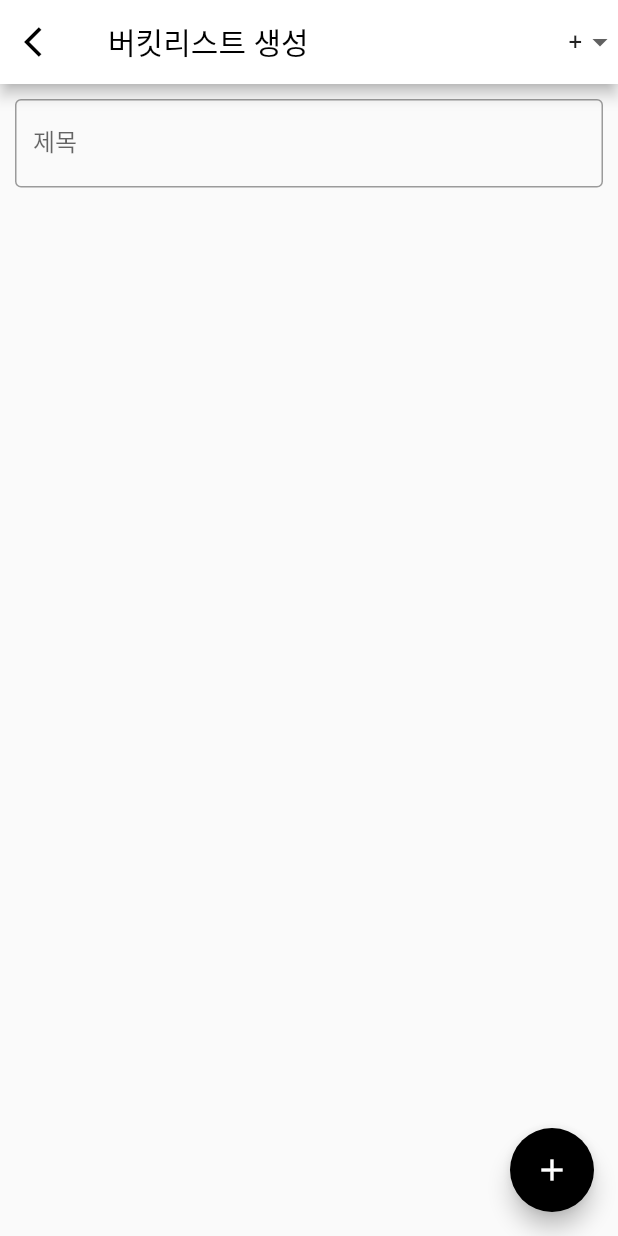
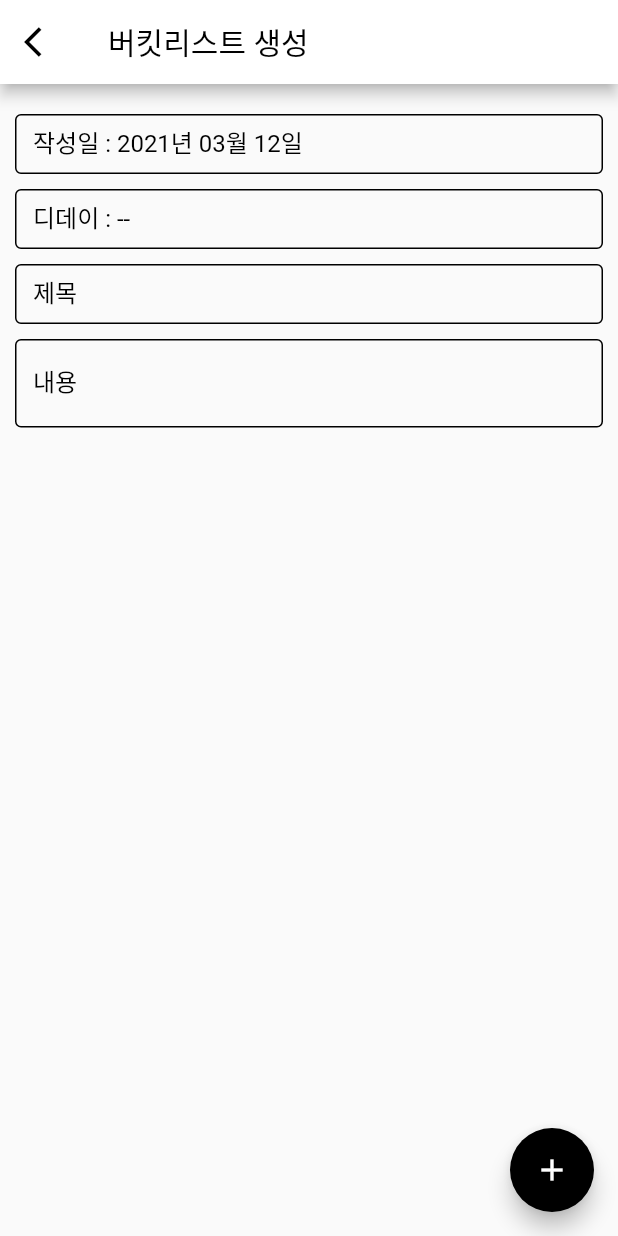
Before and after one commit to Acver14/bucket_list, a Flutter app: the AddBucketListPage screen opened directly, on a phone screen of 412 x 824 dp. Run offline on Flutter 3.47's test engine with Material 2 defaults, Android fonts, the phone set to English and light mode, and no system bars; our stand-ins replace firebase_auth, flutter_datetime_picker, google_sign_in, image_picker, logger, shared_preferences and 1 more; missing offline and left inert: flutter_auth_buttons, popup_box; accounts and stored records are empty.

Commit message:
2021/03/12

```diff
--- a/lib/addBucketListPage.dart
+++ b/lib/addBucketListPage.dart
@@ -3,10 +3,9 @@ import 'package:flutter/material.dart';
 import 'constantClass/sizeConstant.dart';
 import 'dataClass/bucketDataClass.dart';
 import 'dataClass/categoryDataClass.dart';
-import 'method/manageImage.dart';
-import 'widgetClass/imageCardList.dart';
-import 'method/popupMenu.dart';
 import 'method/printLog.dart';
+import 'package:intl/intl.dart';
+import 'package:flutter_datetime_picker/flutter_datetime_picker.dart';
 
 class AddBucketListPage extends StatefulWidget {
   AddBucketListPage({Key key, this.title}) : super(key: key);
@@ -26,10 +25,20 @@ class AddBucketListPageState extends State<AddBucketListPage> {
   TextEditingController _importanceCon = new TextEditingController();
 
   var imageMap;
+  var width_of_display;
+  var date_format = DateFormat('yyyy년 MM월 dd일');
+  var box_height = 40.0;
+  var dday = null;
+
+  @override
+  void initState() {
+    // TODO: implement initState
+    super.initState();
+  }
 
   @override
   Widget build(BuildContext context) {
-    printLog(categoryData.toString());
+    width_of_display = getDisplayWidth(context);
     return Scaffold(
       appBar: new AppBar(
         backgroundColor: Colors.white,
@@ -38,42 +47,122 @@ class AddBucketListPageState extends State<AddBucketListPage> {
           style: TextStyle(color: Colors.black),
         ),
         leading: new IconButton(icon: new Icon(Icons.arrow_back_ios, color: Colors.black,), onPressed: ()=>Navigator.pop(context)),
-        actions: [
-          DropdownButtonHideUnderline(
-          child: DropdownButton(
-              value: categoryData.selected,
-              items: categoryData.getCategoryDropDownMenuItemList(),
-              onChanged: (value) async {
-                if(value == 0){
-                  String new_category = await popupTextField(context);
-                  value = categoryData.getIndex(categoryData.addCategory(new_category));
-                }
-                setState(() {
-                  categoryData.selected = value;
-                });
-              }),
-          )
-        ],
       ),
-      body: Container(
+      body: Wrap(
+        children: [
+          Container(
             margin: EdgeInsets.fromLTRB(10.0, 10.0, 10.0, 0.0),
             child:Column(
               children: [
+                Padding(
+                  padding: EdgeInsets.fromLTRB(0, 10, 0, 10),
+                  child: Container(
+                      width: width_of_display,
+                      height: box_height,
+                      child: TextField(
+                        controller: null,
+                        enabled: false,
+                        decoration: InputDecoration(
+                            disabledBorder: OutlineInputBorder(
+                                borderSide: BorderSide(color: Colors.black)
+                            ),
+                            labelStyle: TextStyle(
+                                color: Colors.black
+                            ),
+                            border: OutlineInputBorder(
+                                borderSide: BorderSide(color: Colors.black)
+                            ),
+                            labelText: '작성일 : ${date_format.format(bucketData.getStartDate())}'
+                        ),
+                        cursorColor: Colors.black,
+                      )
+                  ),
+                ),
                 Container(
-              width: getDisplayWidth(context),
+                    width: width_of_display,
+                    height: box_height,
+                    child: FlatButton(
+                      onPressed: () async {
+                        await DatePicker.showDatePicker(context,
+                            showTitleActions: true,
+                            minTime: DateTime.now().add(Duration(days:1)),
+                            maxTime: DateTime.now().add(Duration(days: 3650)),
+                            onConfirm: (date) {
+                              dday = date;
+                            },
+                            currentTime: dday==null?DateTime.now():dday, locale: LocaleType.ko);
+                        setState(() {});
+                      },
+                      padding: EdgeInsets.all(0.0),
+                      child: TextField(
+                        controller: null,
+                        enabled: false,
+                        decoration: InputDecoration(
+                            disabledBorder: OutlineInputBorder(
+                                borderSide: BorderSide(color: Colors.black)
+                            ),
+                            labelStyle: TextStyle(
+                                color: Colors.black
+                            ),
+                            border: OutlineInputBorder(
+                                borderSide: BorderSide(color: Colors.black)
+                            ),
+                            labelText: '디데이 : ${dday==null?'--':date_format.format(dday)}'
+                        ),
+                        cursorColor: Colors.black,
+                      ),
+                    )
+                ),
+                SizedBox(height: 10,),
+                Container(
+                    width: width_of_display,
+                    height: box_height,
                     child: TextField(
                       controller: _titleCon,
                       decoration: InputDecoration(
-                  border: OutlineInputBorder(
+                          enabledBorder: OutlineInputBorder(
                               borderSide: BorderSide(color: Colors.black)
+                          ),
+                          focusedBorder: OutlineInputBorder(
+                              borderSide: BorderSide(color: Colors.black)
+                          ),
+                          labelStyle: TextStyle(
+                              color: Colors.black
                           ),
                           labelText: '제목'
                       ),
                       cursorColor: Colors.black,
                     )
                 ),
+                SizedBox(
+                  height: 10,
+                ),
+                Container(
+                    width: width_of_display,
+                    height: box_height * 10,
+                    child: TextField(
+                      keyboardType: TextInputType.multiline,
+                      maxLines: null,
+                      controller: _contentCon,
+                      decoration: InputDecoration(
+                          enabledBorder: OutlineInputBorder(
+                              borderSide: BorderSide(color: Colors.black)
+                          ),
+                          focusedBorder: OutlineInputBorder(
+                              borderSide: BorderSide(color: Colors.black)
+                          ),
+                          labelStyle: TextStyle(
+                              color: Colors.black
+                          ),
+                          labelText: '내용'
+                      ),
+                      cursorColor: Colors.black,
+                    )
+                ),
               ],
             ),
+          ),
+        ],
       ),
       floatingActionButton: FloatingActionButton(
         onPressed: ()=>addBucket(),
--- a/lib/dataClass/bucketDataClass.dart
+++ b/lib/dataClass/bucketDataClass.dart
@@ -24,7 +24,7 @@ class BucketClass{
     this._content = '';
     this._address = '';
     this._startDate = DateTime.now();
-    this._closingDate = DateTime.now();
+    this._closingDate = null;
     this._achievementDate = DateTime.now();
     this._importance = Importance.middle;
   }
@@ -58,6 +58,18 @@ class BucketClass{
     return m;
   }
 
+  getStartDate(){
+    return _startDate;
+  }
+
+  getClosingDate(){
+    return _closingDate;
+  }
+
+  setClosingDate(DateTime dt){
+    _closingDate = dt;
+  }
+
   Map<String, String> toMap(){
     return  {
       "_id" : _id.toString(),
--- a/lib/signUpPage.dart
+++ b/lib/signUpPage.dart
@@ -42,7 +42,7 @@ class SignUpPageState extends State<SignUpPage> {
   Widget build(BuildContext context) {
     fp = Provider.of<FirebaseProvider>(context);
 
-    logger.d(fp.getUser());
+    logger.d(fp.getUser().uid);
     return Scaffold(
       key: _scaffoldKey,
       //appBar: AppBar(title: Text("Sign-In Page")),
--- a/lib/splashScreenPage.dart
+++ b/lib/splashScreenPage.dart
@@ -1,7 +1,9 @@
 import 'package:flutter/material.dart';
 import 'dart:async';
-import 'package:bucket_list/signUpPage.dart';
+import 'package:bucket_list/authPage.dart';
 import 'method/pageMoveMethod.dart';
+import 'provider/firebase_provider.dart';
+import 'package:provider/provider.dart';
 
 class SplashScreenPage extends StatefulWidget {
   SplashScreenPage({Key key, this.title}) : super(key: key);
@@ -13,16 +15,19 @@ class SplashScreenPage extends StatefulWidget {
 
 class SplashScreenPageState extends State<SplashScreenPage> {
 
+  FirebaseProvider fp;
+
   @override
   void initState() {
     super.initState();
     Timer(Duration(milliseconds: 1500), () {
-        moveToPageBySlide(context, SignUpPage());
+        moveToPageBySlide(context, AuthPage());
     });
   }
 
   @override
   Widget build(BuildContext context) {
+    fp = Provider.of<FirebaseProvider>(context);
     return Scaffold(
       body: Container(
         color: Color(0xff28385e),
--- a/pubspec.yaml
+++ b/pubspec.yaml
@@ -35,6 +35,7 @@ dependencies:
   http: ^0.12.0+2
   provider:
   shared_preferences: ^0.5.3+4
+  flutter_datetime_picker: ^1.5.0
   # The following adds the Cupertino Icons font to your application.
   # Use with the CupertinoIcons class for iOS style icons.
   cupertino_icons: ^1.0.0
```
Also changed, not shown: pubspec.lock, 1 other file. Lines whose indentation alone changed are shown as unchanged.
